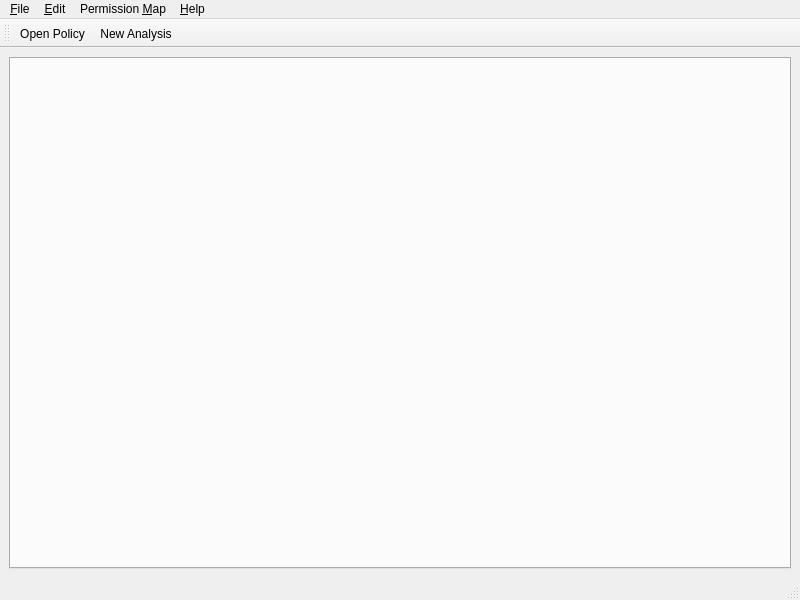
SELinuxProject/setools, file data/apol.ui: the form before one commit.
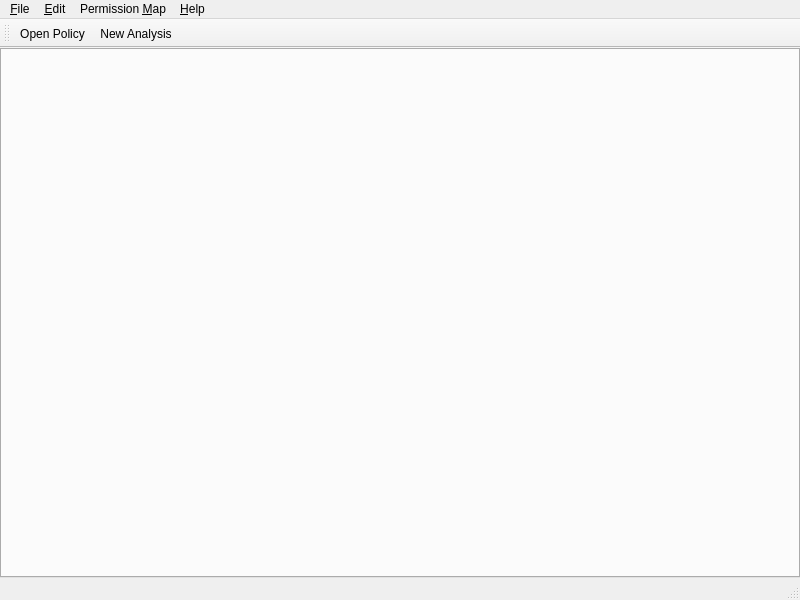
The form after the commit. Icons and pictures are not drawn.

Commit message: Shrink GUI layout margins and spacing.

```diff
--- a/data/apol.ui
+++ b/data/apol.ui
@@ -21,6 +21,18 @@
   </property>
   <widget class="QWidget" name="centralwidget">
    <layout class="QVBoxLayout" name="verticalLayout">
+    <property name="leftMargin">
+     <number>0</number>
+    </property>
+    <property name="topMargin">
+     <number>0</number>
+    </property>
+    <property name="rightMargin">
+     <number>0</number>
+    </property>
+    <property name="bottomMargin">
+     <number>0</number>
+    </property>
     <item>
      <widget class="QTabWidget" name="AnalysisTabs">
       <property name="autoFillBackground">
```
The commit also changes 1 other file.
